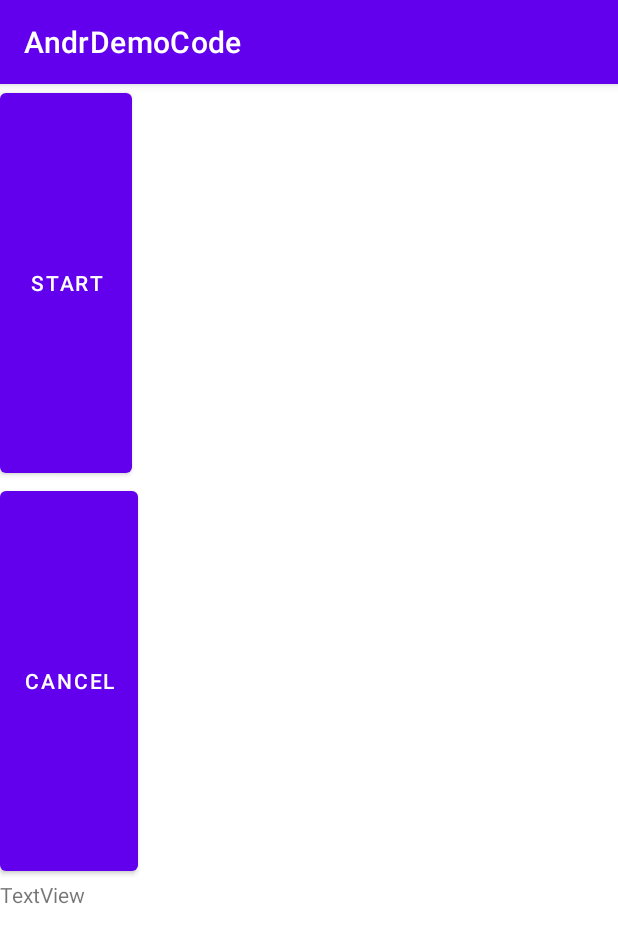
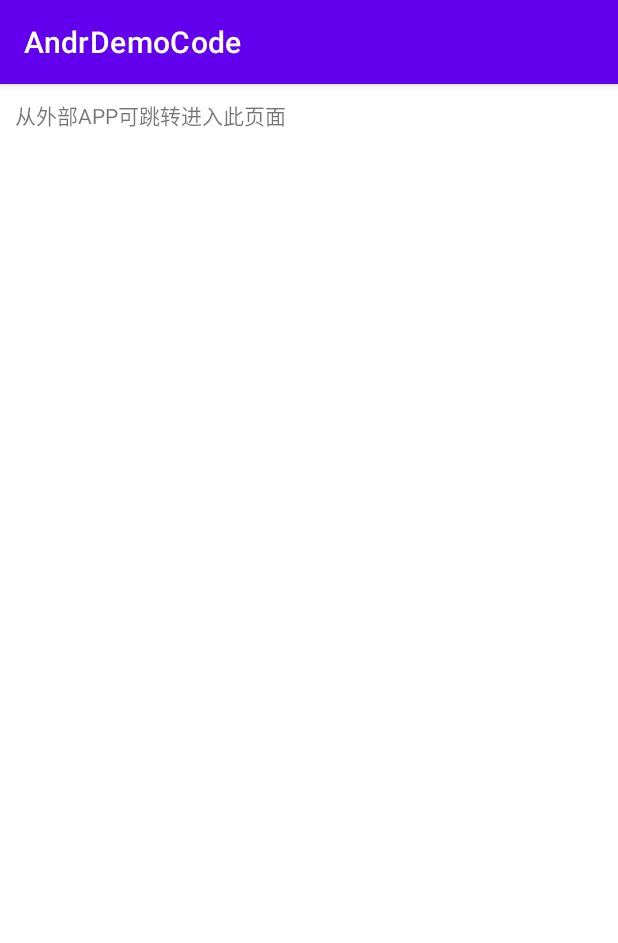
Before and after one commit to eyedeng/AndrDemoCode, an Android app: the screen it shows after launch (CountActivity before the commit, RouterActivity after it), after a tap on "goto", on a phone screen of 412 x 824 dp. Shown: the top 943 px of the screen. Run offline under Robolectric (Android 15) with nearby library versions, the phone set to English and light mode, and no system bars.

Commit message:
add some codes of different topics

```diff
--- a/app/build.gradle
+++ b/app/build.gradle
@@ -44,4 +44,6 @@ dependencies {
     testImplementation 'junit:junit:4.+'
     androidTestImplementation 'androidx.test.ext:junit:1.1.3'
     androidTestImplementation 'androidx.test.espresso:espresso-core:3.4.0'
+    compile 'com.github.bumptech.glide:glide:4.11.0'
+    annotationProcessor 'com.github.bumptech.glide:compiler:4.11.0'
 }
--- a/app/src/main/java/com/example/andrdemocode/MainActivity.kt
+++ b/app/src/main/java/com/example/andrdemocode/MainActivity.kt
@@ -11,6 +11,8 @@ import android.widget.TextView
 import androidx.recyclerview.widget.RecyclerView
 import com.example.andrdemocode.databinding.ActivityMainBinding
 import com.example.andrdemocode.grouprv.GroupRVActivity
+import com.example.andrdemocode.lauchmode.AActivity
+import com.example.andrdemocode.lauchmode.RouterActivity
 import com.example.andrdemocode.tabview.MultiMusicSourceCollectionActivity
 import com.example.andrdemocode.timer.CountActivity
 
@@ -23,6 +25,7 @@ class MainActivity : AppCompatActivity() {
         const val DEST_GROUP = 1
         const val DEST_TAB = 2
         const val DEST_COUNT = 3
+        const val DEST_RAHUL = 4
     }
 
     override fun onCreate(savedInstanceState: Bundle?) {
@@ -33,7 +36,8 @@ class MainActivity : AppCompatActivity() {
         binding.jump.setOnClickListener {
 //            startActivity(Intent(this, MultiMusicSourceCollectionActivity::class.java))
 //            startActivity(Intent(this, GroupRVActivity::class.java))
-            startActivity(Intent(this, CountActivity::class.java))
+//            startActivity(Intent(this, CountActivity::class.java))
+            startActivity(Intent(this, RouterActivity::class.java))
 
         }
 
@@ -45,6 +49,7 @@ class MainActivity : AppCompatActivity() {
         dataSet.add(Item("DEST_GROUP", DEST_GROUP))
         dataSet.add(Item("DEST_TAB", DEST_TAB))
         dataSet.add(Item("DEST_COUNT", DEST_COUNT))
+        dataSet.add(Item("DEST_RAHUL", DEST_RAHUL))
     }
 
     private fun intView() {
@@ -91,6 +96,7 @@ class MainActivity : AppCompatActivity() {
                 DEST_GROUP -> context.startActivity(Intent(context, GroupRVActivity::class.java))
                 DEST_TAB -> context.startActivity(Intent(context, MultiMusicSourceCollectionActivity::class.java))
                 DEST_COUNT -> context.startActivity(Intent(context, CountActivity::class.java))
+                DEST_RAHUL -> context.startActivity(Intent(context, com.example.andrdemocode.rahul.MainActivity::class.java))
             }
         }
     }
--- /dev/null
+++ b/app/src/main/java/com/example/andrdemocode/lauchmode/RouterActivity.kt
@@ -0,0 +1,20 @@
+package com.example.andrdemocode.lauchmode
+
+import androidx.appcompat.app.AppCompatActivity
+import android.os.Bundle
+import android.util.Log
+import com.example.andrdemocode.R
+
+/**
+ * H5跳转，见router.html
+ */
+class RouterActivity : AppCompatActivity() {
+
+    override fun onCreate(savedInstanceState: Bundle?) {
+        super.onCreate(savedInstanceState)
+        setContentView(R.layout.activity_router)
+
+        val url = intent.data
+        Log.i("TAG", "onCreate: ${url.toString()}")
+    }
+}
--- /dev/null
+++ b/app/src/main/res/layout/activity_router.xml
@@ -0,0 +1,18 @@
+<?xml version="1.0" encoding="utf-8"?>
+<androidx.constraintlayout.widget.ConstraintLayout xmlns:android="http://schemas.android.com/apk/res/android"
+    xmlns:app="http://schemas.android.com/apk/res-auto"
+    xmlns:tools="http://schemas.android.com/tools"
+    android:layout_width="match_parent"
+    android:layout_height="match_parent"
+    tools:context=".lauchmode.RouterActivity">
+
+    <TextView
+        android:id="@+id/textView2"
+        android:layout_width="wrap_content"
+        android:layout_height="wrap_content"
+        android:layout_marginStart="10dp"
+        android:layout_marginTop="10dp"
+        android:text="从外部APP可跳转进入此页面"
+        app:layout_constraintStart_toStartOf="parent"
+        app:layout_constraintTop_toTopOf="parent" />
+</androidx.constraintlayout.widget.ConstraintLayout>
```
Also changed, not shown: app/src/main/AndroidManifest.xml (+26 -5 lines), app/src/main/java/com/example/andrdemocode/lauchmode/AActivity.kt (added, +18 -0 lines), app/src/main/java/com/example/andrdemocode/rahul/Contact.kt (added, +10 -0 lines), app/src/main/java/com/example/andrdemocode/rahul/ContactAdapter.kt (added, +47 -0 lines), app/src/main/java/com/example/andrdemocode/rahul/MainActivity.kt (added, +30 -0 lines), app/src/main/java/com/example/andrdemocode/rahul/MainActivityViewModel.kt (added, +28 -0 lines), app/src/main/res/layout/activity_aactivity.xml (added, +14 -0 lines), app/src/main/res/layout/activity_main2.xml (added, +17 -0 lines), app/src/main/res/layout/activity_multi_music_source_collection.xml (+8 -5 lines), app/src/main/res/layout/item_contact.xml (added, +36 -0 lines), gradle/wrapper/gradle-wrapper.properties, 2 other files.
